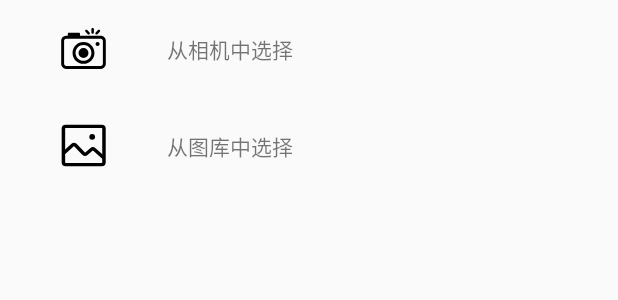
After one commit to 972784674t/CimoShop, an Android app: the layout selectpicturebottomdialog.xml on its own in the app's theme, with its tools: preview values and no code run, on a phone screen of 412 x 824 dp. The commit adds this screen. Shown: the top 300 px of the screen. Run offline under Robolectric (Android 15) with nearby library versions, the phone set to English and light mode, and no system bars; network calls fail.

Commit message:
v1.0.8 增加更换头像功能

```diff
--- a/app/src/main/AndroidManifest.xml
+++ b/app/src/main/AndroidManifest.xml
@@ -4,6 +4,9 @@
     package="com.example.cimoshop">
 
     <uses-permission android:name="android.permission.INTERNET" />
+    <uses-permission android:name="android.permission.READ_EXTERNAL_STORAGE"/>
+    <uses-permission android:name="android.permission.WRITE_EXTERNAL_STORAGE"/>
+    <uses-permission android:name="android.permission.CAMERA"/>
 
     <application
         android:allowBackup="true"
--- a/app/src/main/java/com/example/cimoshop/ui/goodsclass/gallery/GalleryDetail.java
+++ b/app/src/main/java/com/example/cimoshop/ui/goodsclass/gallery/GalleryDetail.java
@@ -199,15 +199,18 @@ public class GalleryDetail extends AppCompatActivity implements View.OnClickList
      * 分享操作
      */
     void share() {
+
         View view = LayoutInflater.from(this).inflate(R.layout.sharegallery, null);
         BottomSheetDialog bottomSheetDialog = new BottomSheetDialog(this);
 
         bottomSheetDialog.setContentView(view);
         bottomSheetDialog.show();
+
         LinearLayout todouyin = view.findViewById(R.id.todouyin);
         LinearLayout tobaidu = view.findViewById(R.id.tobaidu);
         LinearLayout toqqzoom = view.findViewById(R.id.toqqzoom);
         LinearLayout togithub = view.findViewById(R.id.togithub);
+
         tobaidu.setOnClickListener(this);
         toqqzoom.setOnClickListener(this);
         togithub.setOnClickListener(this);
--- /dev/null
+++ b/app/src/main/res/drawable/ic_camera.xml
@@ -0,0 +1,21 @@
+<vector xmlns:android="http://schemas.android.com/apk/res/android"
+    android:width="200dp"
+    android:height="200dp"
+    android:viewportWidth="1024"
+    android:viewportHeight="1024">
+  <path
+      android:fillColor="#FF000000"
+      android:pathData="M695.4,217.4c13.7,0.1 24.9,-11.1 25,-24.8l0.3,-65.6c0,-13.9 -11.1,-25.1 -24.9,-25.1 -13.8,-0.1 -25,11.1 -25.1,24.9l-0.2,65.6c0,13.8 11.1,25 24.9,25z"/>
+  <path
+      android:fillColor="#FF000000"
+      android:pathData="M512,601.8m-99.6,0a99.6,99.6 0,1 0,199.2 0,99.6 99.6,0 1,0 -199.2,0Z"/>
+  <path
+      android:fillColor="#FF000000"
+      android:pathData="M598.4,223.7c9.7,9.7 25.5,9.8 35.3,0.1 9.9,-9.7 9.9,-25.5 0.2,-35.3L587.6,142c-9.8,-9.8 -25.6,-9.9 -35.4,-0.1 -9.7,9.6 -9.8,25.5 0,35.3l46.2,46.5zM792.2,224.2l46.6,-46.3c9.8,-9.8 9.8,-25.6 0.1,-35.3 -9.8,-9.8 -25.6,-9.8 -35.4,-0.1L757,188.8c-9.8,9.7 -9.8,25.5 -0.1,35.3 9.8,9.8 25.5,9.8 35.3,0.1zM794.9,379.1c-22.5,0 -40.7,18.2 -40.7,40.7s18.2,40.7 40.7,40.7c22.6,0 40.8,-18.2 40.8,-40.7s-18.2,-40.8 -40.8,-40.7z"/>
+  <path
+      android:fillColor="#FF000000"
+      android:pathData="M858.6,257.6l-416.4,0.2v-41.4c0,-12.7 -9.5,-23.1 -21.1,-23.1L218.4,193.3c-11.6,0 -21.1,10.4 -21.1,23.1v41.4h-36.8l-0.8,0.1C106.4,261 64.1,305 64,359.1v461.5c0.1,56 45.5,101.4 101.5,101.5h693.1c56,-0.1 101.3,-45.4 101.4,-101.5L960,359.1c-0.1,-56 -45.5,-101.3 -101.4,-101.5zM901.4,820.6c0,23.4 -19.4,42.9 -42.8,42.9L165.5,863.5c-23.4,0 -42.9,-19.5 -43,-42.9L122.5,359.1c-0.1,-22.3 17.7,-41.1 39.7,-42.7l696.3,-0.2c23.4,0.1 42.9,19.5 42.9,42.9v461.5z"/>
+  <path
+      android:fillColor="#FF000000"
+      android:pathData="M512,380.8c-121.4,0 -219.9,98.5 -219.9,219.9 0,121.5 98.5,219.9 219.9,219.9 121.5,0 219.9,-98.5 219.9,-219.9 0,-121.5 -98.5,-219.9 -219.9,-219.9zM512,760c-88,0 -159.3,-71.3 -159.3,-159.3S424,441.4 512,441.4s159.3,71.3 159.3,159.3S600,760 512,760z"/>
+</vector>
--- /dev/null
+++ b/app/src/main/res/drawable/ic_gallery.xml
@@ -0,0 +1,15 @@
+<vector xmlns:android="http://schemas.android.com/apk/res/android"
+    android:width="200dp"
+    android:height="200dp"
+    android:viewportWidth="1024"
+    android:viewportHeight="1024">
+  <path
+      android:fillColor="#FF000000"
+      android:pathData="M876.61,861.09a11.64,11.64 0,0 0,11.64 -11.64v-674.91a11.64,11.64 0,0 0,-11.64 -11.64h-721.45a11.64,11.64 0,0 0,-11.64 11.64v674.91a11.64,11.64 0,0 0,11.64 11.64h721.45zM876.61,930.91h-721.45a81.45,81.45 0,0 1,-81.45 -81.45v-674.91a81.45,81.45 0,0 1,81.45 -81.45h721.45a81.45,81.45 0,0 1,81.45 81.45v674.91a81.45,81.45 0,0 1,-81.45 81.45z"/>
+  <path
+      android:fillColor="#FF000000"
+      android:pathData="M129.26,700.21l-47.2,-51.43 182.57,-167.49a81.45,81.45 0,0 1,113.31 3.07l158.67,162.33a11.64,11.64 0,0 0,15.97 0.65l94.14,-81.8a81.45,81.45 0,0 1,107.82 0.86l191.63,171.96 -46.62,51.97 -191.65,-171.99a11.64,11.64 0,0 0,-15.38 -0.12l-94.14,81.8a81.45,81.45 0,0 1,-111.69 -4.54l-158.7,-162.33a11.64,11.64 0,0 0,-16.17 -0.44l-182.57,167.49z"/>
+  <path
+      android:fillColor="#FF000000"
+      android:pathData="M686.55,337.45m-58.18,0a58.18,58.18 0,1 0,116.36 0,58.18 58.18,0 1,0 -116.36,0Z"/>
+</vector>
--- /dev/null
+++ b/app/src/main/res/layout/selectpicturebottomdialog.xml
@@ -0,0 +1,78 @@
+<?xml version="1.0" encoding="utf-8"?>
+<androidx.constraintlayout.widget.ConstraintLayout
+    xmlns:android="http://schemas.android.com/apk/res/android"
+    xmlns:app="http://schemas.android.com/apk/res-auto"
+    xmlns:tools="http://schemas.android.com/tools"
+    android:layout_width="match_parent"
+    android:layout_height="match_parent">
+
+    <LinearLayout
+        android:layout_width="match_parent"
+        android:layout_height="wrap_content"
+        android:orientation="vertical"
+        app:layout_constraintEnd_toEndOf="parent"
+        app:layout_constraintStart_toStartOf="parent"
+        app:layout_constraintTop_toTopOf="parent">
+
+        <androidx.constraintlayout.widget.ConstraintLayout
+            android:id="@+id/toCarmen"
+            android:layout_width="match_parent"
+            android:layout_height="wrap_content"
+            android:background="?attr/selectableItemBackground"
+            android:clickable="true">
+
+            <TextView
+                android:id="@+id/textView13"
+                android:layout_width="wrap_content"
+                android:layout_height="wrap_content"
+                android:text="从相机中选择"
+                app:layout_constraintBottom_toBottomOf="@+id/imageView3"
+                app:layout_constraintEnd_toEndOf="parent"
+                app:layout_constraintHorizontal_bias="0.0"
+                app:layout_constraintStart_toEndOf="@+id/imageView3"
+                app:layout_constraintTop_toTopOf="@+id/imageView3" />
+
+            <ImageView
+                android:id="@+id/imageView3"
+                android:layout_width="111dp"
+                android:layout_height="34dp"
+                android:layout_marginTop="15dp"
+                android:layout_marginBottom="15dp"
+                app:layout_constraintBottom_toBottomOf="parent"
+                app:layout_constraintStart_toStartOf="parent"
+                app:layout_constraintTop_toTopOf="parent"
+                app:srcCompat="@drawable/ic_camera" />
+        </androidx.constraintlayout.widget.ConstraintLayout>
+
+        <androidx.constraintlayout.widget.ConstraintLayout
+            android:id="@+id/toGralley"
+            android:layout_width="match_parent"
+            android:layout_height="wrap_content"
+            android:background="?attr/selectableItemBackground"
+            android:clickable="true">
+
+            <TextView
+                android:id="@+id/textView14"
+                android:layout_width="wrap_content"
+                android:layout_height="wrap_content"
+                android:text="从图库中选择"
+                app:layout_constraintBottom_toBottomOf="@+id/imageView11"
+                app:layout_constraintEnd_toEndOf="parent"
+                app:layout_constraintHorizontal_bias="0.0"
+                app:layout_constraintStart_toEndOf="@+id/imageView11"
+                app:layout_constraintTop_toTopOf="@+id/imageView11"
+                app:layout_constraintVertical_bias="0.533" />
+
+            <ImageView
+                android:id="@+id/imageView11"
+                android:layout_width="111dp"
+                android:layout_height="34dp"
+                android:layout_marginTop="15dp"
+                android:layout_marginBottom="20dp"
+                app:layout_constraintBottom_toBottomOf="parent"
+                app:layout_constraintStart_toStartOf="parent"
+                app:layout_constraintTop_toTopOf="parent"
+                app:srcCompat="@drawable/ic_gallery" />
+        </androidx.constraintlayout.widget.ConstraintLayout>
+    </LinearLayout>
+</androidx.constraintlayout.widget.ConstraintLayout>
```
Also changed, not shown: app/build.gradle (+6 -2 lines), app/src/main/java/com/example/cimoshop/MainActivity.java (+29 -2 lines), app/src/main/java/com/example/cimoshop/ui/personalcenter/PersonalCenter.java (+28 -0 lines), app/src/main/java/com/example/cimoshop/utils/GlideEngine.java (added, +232 -0 lines), app/src/main/java/com/example/cimoshop/utils/PictureSelectorTools.java (added, +163 -0 lines).
